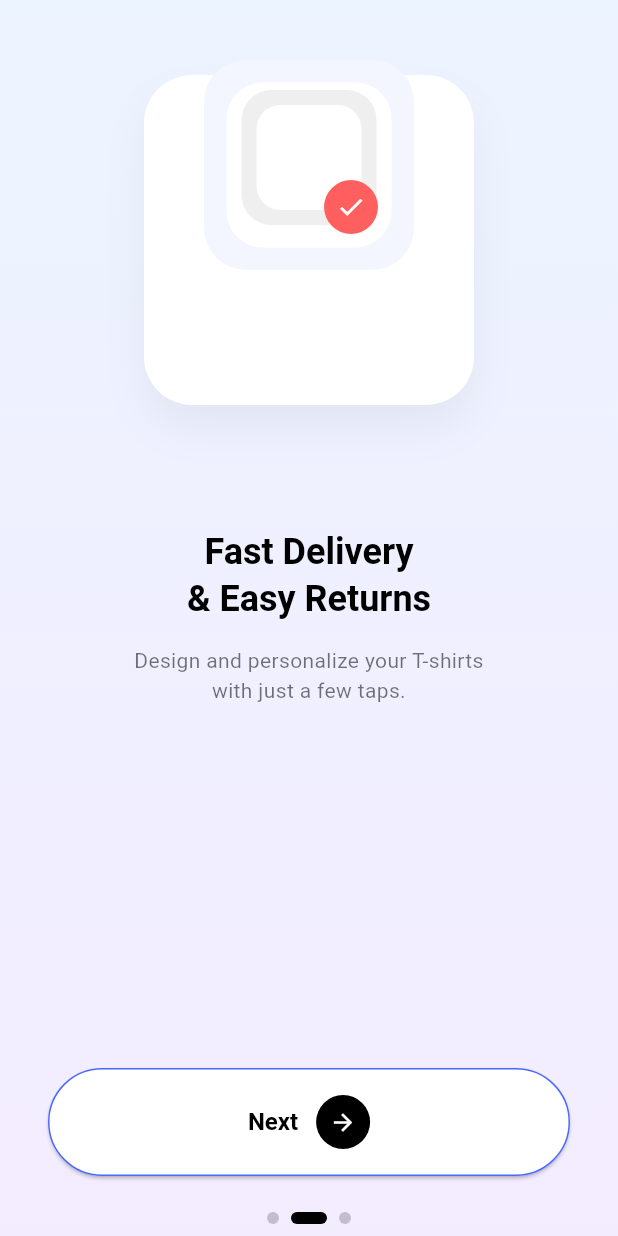
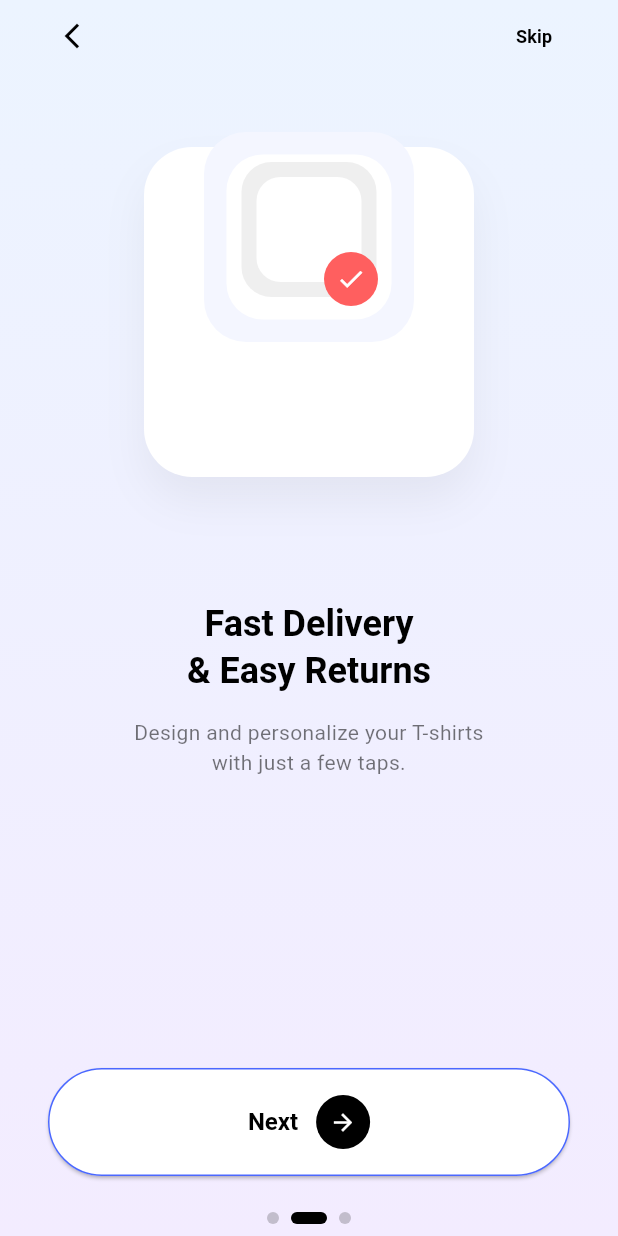
Before and after one commit to Vivek5kwt/shopping, a Flutter app: the screen it shows after launch, swiped to page 2, on a phone screen of 412 x 824 dp. Run offline on Flutter 3.47's test engine with Material 3 defaults, Android fonts, the phone set to English and light mode, and no system bars; our stand-ins replace cached_network_image, file_picker, firebase_core, fl_chart, flutter_easyloading, flutter_native_splash and 12 more; missing offline and left inert: cloudinary_public; accounts and stored records are empty; Roboto replaces fonts that are missing (Poppins); project files that could hold a hidden picture were left out.

Commit message:
Improve splash and onboarding flow

```diff
--- a/lib/data/services/storage_services.dart
+++ b/lib/data/services/storage_services.dart
@@ -9,6 +9,7 @@ class StorageService {
   static const String _tokenKey = 'jwt_token';
   static const String _userKey = 'user_data';
   static const String _userId = "user_id";
+  static const String _onboardingCompleteKey = 'onboarding_complete';
 
   static Future<void> init() async {
     // Add any initialization logic here if needed
@@ -72,4 +73,15 @@ class StorageService {
     await removeToken();
     await removeUser();
   }
+
+  // Onboarding helpers
+  static Future<bool> isOnboardingComplete() async {
+    final prefs = await SharedPreferences.getInstance();
+    return prefs.getBool(_onboardingCompleteKey) ?? false;
+  }
+
+  static Future<void> setOnboardingComplete({bool value = true}) async {
+    final prefs = await SharedPreferences.getInstance();
+    await prefs.setBool(_onboardingCompleteKey, value);
+  }
 }
--- a/lib/features/auth/view/onboarding_screen.dart
+++ b/lib/features/auth/view/onboarding_screen.dart
@@ -3,7 +3,9 @@ import 'package:flutter/material.dart';
 import 'login_screen.dart';
 
 class OnboardingScreen extends StatefulWidget {
-  const OnboardingScreen({super.key});
+  const OnboardingScreen({super.key, this.onComplete});
+
+  final Future<void> Function()? onComplete;
 
   @override
   State<OnboardingScreen> createState() => _OnboardingScreenState();
@@ -38,18 +40,27 @@ class _OnboardingScreenState extends State<OnboardingScreen> {
   ];
 
   void _goToNextPage() {
+    if (_currentIndex < _pages.length - 1) {
       _pageController.nextPage(
         duration: const Duration(milliseconds: 400),
         curve: Curves.easeOut,
       );
+    } else {
+      _completeOnboarding();
+    }
   }
 
-  void _completeOnboarding() {
+  Future<void> _completeOnboarding() async {
+    if (widget.onComplete != null) {
+      await widget.onComplete!.call();
+    } else {
+      if (!mounted) return;
       Navigator.of(context).pushReplacement(
         MaterialPageRoute(
           builder: (_) => const LoginScreen(),
         ),
       );
+    }
   }
 
   @override
@@ -76,6 +87,45 @@ class _OnboardingScreenState extends State<OnboardingScreen> {
         child: SafeArea(
           child: Column(
             children: [
+              Padding(
+                padding: const EdgeInsets.symmetric(horizontal: 24.0),
+                child: Row(
+                  mainAxisAlignment: MainAxisAlignment.spaceBetween,
+                  children: [
+                    AnimatedOpacity(
+                      duration: const Duration(milliseconds: 300),
+                      opacity: _currentIndex > 0 ? 1 : 0,
+                      child: _currentIndex > 0
+                          ? IconButton(
+                              onPressed: () {
+                                if (_currentIndex > 0) {
+                                  _pageController.previousPage(
+                                    duration: const Duration(milliseconds: 400),
+                                    curve: Curves.easeOut,
+                                  );
+                                }
+                              },
+                              icon: const Icon(
+                                Icons.arrow_back_ios_new,
+                                color: Colors.black,
+                                size: 20,
+                              ),
+                            )
+                          : const SizedBox(width: 48),
+                    ),
+                    TextButton(
+                      onPressed: () => _completeOnboarding(),
+                      child: Text(
+                        _currentIndex == _pages.length - 1 ? 'Done' : 'Skip',
+                        style: const TextStyle(
+                          color: Colors.black,
+                          fontWeight: FontWeight.w600,
+                        ),
+                      ),
+                    ),
+                  ],
+                ),
+              ),
               Expanded(
                 child: PageView.builder(
                   controller: _pageController,
--- a/lib/splash_screen.dart
+++ b/lib/splash_screen.dart
@@ -6,9 +6,8 @@ import 'package:shop/features/admin/features/widgets/amdin_panel_wrapper.dart';
 import 'package:shop/features/auth/controller/auth/auth_provider.dart';
 import 'package:shop/features/auth/view/login_screen.dart';
 import 'package:shop/features/auth/view/onboarding_screen.dart';
+import 'package:shop/data/services/storage_services.dart';
 import 'package:shop/utils/enums/auth_enums.dart';
-import 'package:shop/utils/loaders/full_sreen_loader.dart';
-import 'package:shop/utils/image/images.dart';
 
 class AuthWrapper extends StatefulWidget {
   const AuthWrapper({super.key});
@@ -19,6 +18,7 @@ class AuthWrapper extends StatefulWidget {
 
 class _AuthWrapperState extends State<AuthWrapper> {
   bool _initialized = false;
+  bool _shouldShowOnboarding = false;
 
   @override
   void initState() {
@@ -30,13 +30,27 @@ class _AuthWrapperState extends State<AuthWrapper> {
     // Simulate checking user/session data
     await Future.delayed(const Duration(seconds: 2));
 
+    final hasCompletedOnboarding =
+        await StorageService.isOnboardingComplete();
+
     // Remove splash screen after initialization completes
     if (mounted) {
       FlutterNativeSplash.remove();
       setState(() {
         _initialized = true;
+        _shouldShowOnboarding = !hasCompletedOnboarding;
       });
     }
+  }
+
+  Future<void> _handleOnboardingComplete() async {
+    await StorageService.setOnboardingComplete();
+
+    if (!mounted) return;
+
+    setState(() {
+      _shouldShowOnboarding = false;
+    });
   }
 
   @override
@@ -76,7 +90,13 @@ class _AuthWrapperState extends State<AuthWrapper> {
                 : const MainWrapper();
 
           case AuthStatus.unauthenticated:
-            return const OnboardingScreen();
+            if (_shouldShowOnboarding) {
+              return OnboardingScreen(
+                onComplete: _handleOnboardingComplete,
+              );
+            }
+
+            return const LoginScreen();
 
           case AuthStatus.loading:
             return const Scaffold(
```
Lines whose indentation alone changed are shown as unchanged.
